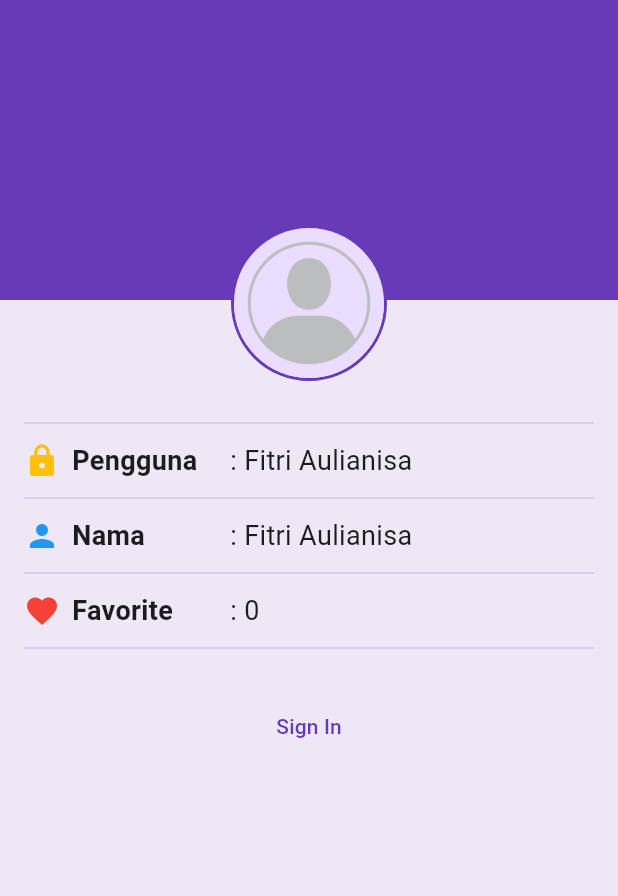
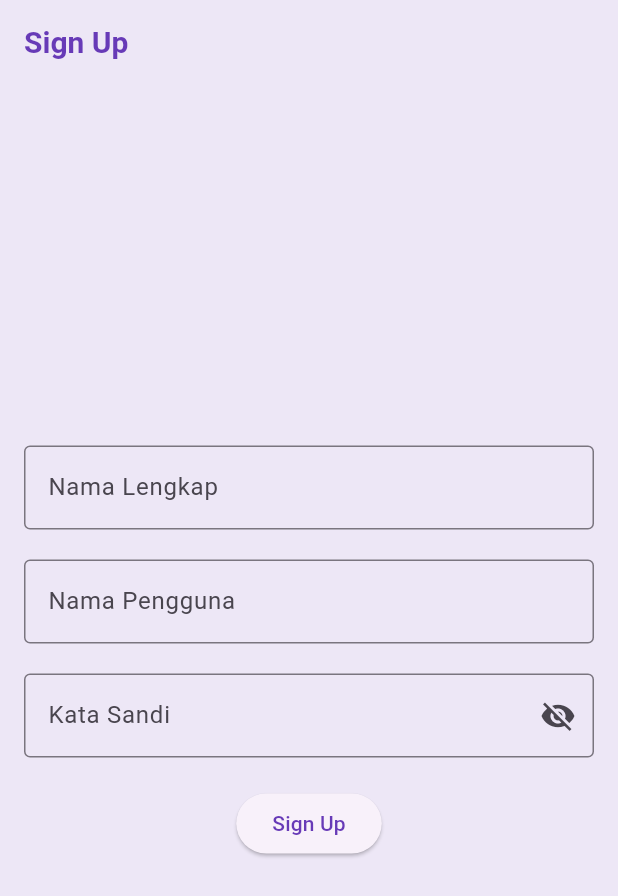
Before and after one commit to 2024-2025-Gasal-PABI-SI5A/project-wisata-candi-fitriaulianisa, a Flutter app: the screen it shows after launch, on a phone screen of 412 x 824 dp. Shown: the top 896 px of the screen. Run offline on Flutter 3.47's test engine with Material 3 defaults, Android fonts, the phone set to English and light mode, and no system bars.

Commit message:
signupscreen

```diff
--- a/wisata_candi/lib/main.dart
+++ b/wisata_candi/lib/main.dart
@@ -3,6 +3,7 @@ import 'package:wisata_candi/data/candi_data.dart';
 import 'package:wisata_candi/screens/detail_screen.dart';
 import 'package:wisata_candi/screens/profile_screen.dart';
 import 'package:wisata_candi/screens/signin_screen.dart';
+import 'package:wisata_candi/screens/signup_screen.dart';
 
 void main() {
   runApp(const MainApp());
@@ -32,9 +33,10 @@ class MainApp extends StatelessWidget {
         useMaterial3: true,
       ),
       // home: DetailScreen(candi: candiList[0],),
-      home: ProfileScreen(),
+      // home: ProfileScreen(),
 
       // home: SignInScreen(),
+      home: SignupScreen(),
     );
   }
 }
--- /dev/null
+++ b/wisata_candi/lib/screens/signup_screen.dart
@@ -0,0 +1,109 @@
+import 'package:flutter/material.dart';
+import 'package:flutter/gestures.dart';
+
+class SignupScreen extends StatefulWidget {
+  SignupScreen({super.key});
+
+  @override
+  State<SignupScreen> createState() => _SignUpScreenState();
+}
+
+class _SignUpScreenState extends State<SignupScreen> {
+  // TODO: 1. Deklarasikan variabel
+  final TextEditingController _nameController = TextEditingController();
+  final TextEditingController _usernameController = TextEditingController();
+  final TextEditingController _passwordController = TextEditingController();
+
+  String _errorText = '';
+
+  bool _isSignIn = false;
+
+  bool _obscurePassword = true;
+
+  @override
+  Widget build(BuildContext context) {
+    return Scaffold(
+      // TODO: 2. Pasang AppBar
+      appBar: AppBar(
+        title: const Text('Sign Up'),
+      ),
+
+      //TODO: 3. Pasang body
+      body: Center(
+        child: SingleChildScrollView(
+          child: Padding(
+            padding: const EdgeInsets.all(16),
+            child: Form(
+              child: Column(
+                //TODO: 4. Atur mainAxisAlignment dan crossAxisAlignment
+                mainAxisAlignment: MainAxisAlignment.center,
+                crossAxisAlignment: CrossAxisAlignment.center,
+                children: [
+                  //TODO: 5. Buat TextFormField untuk Nama Pengguna
+                  TextFormField(
+                    controller: _nameController,
+                    decoration: const InputDecoration(
+                        labelText: 'Nama Lengkap',
+                        hintText: 'Masukkan nama Lengkap',
+                        border: OutlineInputBorder()),
+                  ),
+                  //TODO: 5. Buat TextFormField untuk Nama Pengguna
+                  const SizedBox(height: 20),
+                  TextFormField(
+                    controller: _usernameController,
+                    decoration: const InputDecoration(
+                        labelText: 'Nama Pengguna',
+                        hintText: 'Masukkan nama Pengguna',
+                        border: OutlineInputBorder()),
+                  ),
+                  //TODO: 6. Buat TextFormField untuk Kata Sandi
+                  const SizedBox(height: 20),
+                  TextFormField(
+                    controller: _passwordController,
+                    decoration: InputDecoration(
+                      labelText: 'Kata Sandi',
+                      hintText: 'Masukkan kata sandi',
+                      border: const OutlineInputBorder(),
+                      errorText: _errorText.isNotEmpty ? _errorText : null,
+                      suffixIcon: IconButton(
+                        onPressed: () {
+                          setState(() {
+                            _obscurePassword = !_obscurePassword;
+                          });
+                        },
+                        icon: Icon(
+                          _obscurePassword
+                              ? Icons.visibility_off
+                              : Icons.visibility,
+                        ),
+                      ),
+                    ),
+                    obscureText: _obscurePassword,
+                  ),
+                  //TODO: 7. Buat ElevatedButton untuk Sign In
+                  const SizedBox(
+                    height: 20,
+                  ),
+                  ElevatedButton(
+                    onPressed: () {},
+                    child: const Text('Sign Up'),
+                  ),
+                  //TODO: 8. Pasang TextButton untuk Sign Up
+                  const SizedBox(
+                    height: 10,
+                  ),
+
+                  //  TextButton(
+                  //   onPressed: (){},
+                  //   child: Text('Belum punya akun? Daftar disini.'),
+                  // ),
+
+                ],
+              ),
+            ),
+          ),
+        ),
+      ),
+    );
+  }
+}
```
